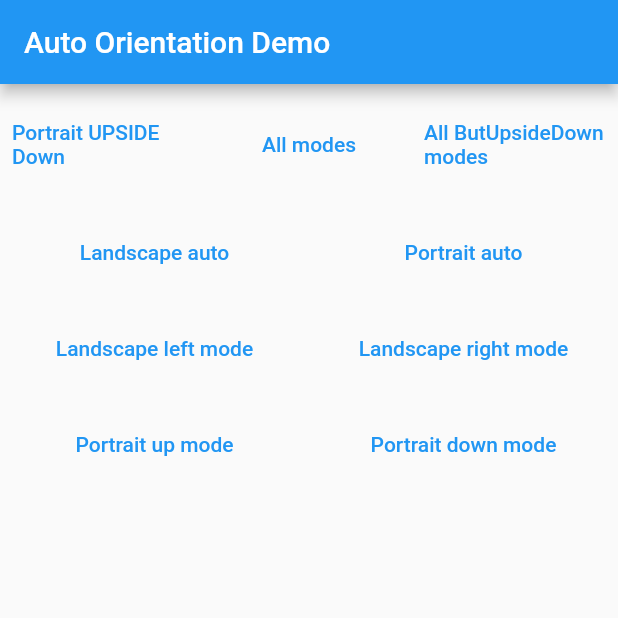
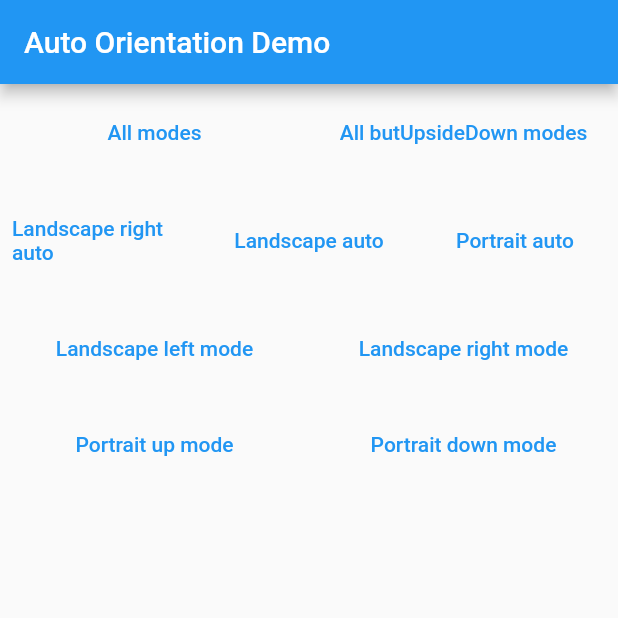
Before and after one commit to PreSwift/orientation_control, a Flutter app: the screen it shows after launch, on a phone screen of 412 x 824 dp, the top half of it. Run offline on Flutter 3.47's test engine with Material 2 defaults, Android fonts, the phone set to English and light mode, and no system bars.

Commit message:
Fix Bug.

```diff
--- a/example/lib/main.dart
+++ b/example/lib/main.dart
@@ -47,17 +47,6 @@ class _AutoOrientationDemoState extends State<AutoOrientationDemo> {
                 Expanded(
                   child: TextButton(
                     onPressed: () {
-                      OrientationControl.portraitDownMode();
-                    },
-                    child: Padding(
-                      child: Text("Portrait UPSIDE Down"),
-                      padding: EdgeInsets.symmetric(vertical: 16.0),
-                    ),
-                  ),
-                ),
-                Expanded(
-                  child: TextButton(
-                    onPressed: () {
                       OrientationControl.fullAutoMode();
                     },
                     child: Padding(
@@ -72,7 +61,7 @@ class _AutoOrientationDemoState extends State<AutoOrientationDemo> {
                       OrientationControl.fullAutoButUpsideDownMode();
                     },
                     child: Padding(
-                      child: Text("All ButUpsideDown modes"),
+                      child: Text("All butUpsideDown modes"),
                       padding: EdgeInsets.symmetric(vertical: 16.0),
                     ),
                   ),
@@ -81,6 +70,17 @@ class _AutoOrientationDemoState extends State<AutoOrientationDemo> {
             ),
             Row(
               children: <Widget>[
+                Expanded(
+                  child: TextButton(
+                    onPressed: () {
+                      OrientationControl.landscapeRightAutoMode();
+                    },
+                    child: Padding(
+                      child: Text("Landscape right auto"),
+                      padding: EdgeInsets.symmetric(vertical: 16.0),
+                    ),
+                  ),
+                ),
                 Expanded(
                   child: TextButton(
                     onPressed: () {
--- a/lib/orientation_control.dart
+++ b/lib/orientation_control.dart
@@ -39,7 +39,7 @@ class OrientationControl {
   }
 
   static Future<void> landscapeRightAutoMode() async {
-    SystemChrome.setPreferredOrientations([
+    return SystemChrome.setPreferredOrientations([
       DeviceOrientation.landscapeRight,
     ]).then((value) {
       SystemChrome.setPreferredOrientations([
```
Also changed, not shown: example/pubspec.lock.
